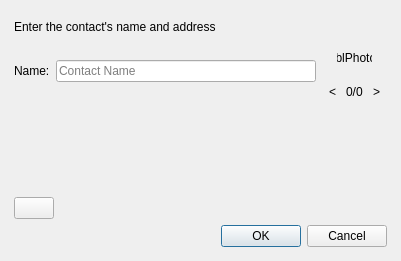
This is src/plugins/rosterchanger/addmetacontactdialog.ui in silvansky/Contacts as Qt 5 draws it before an edit. The edited form follows.
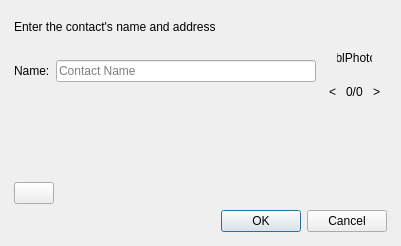
This is the edited form.

Patch:
```diff
--- a/src/plugins/rosterchanger/addmetacontactdialog.ui
+++ b/src/plugins/rosterchanger/addmetacontactdialog.ui
@@ -7,7 +7,7 @@
     <x>0</x>
     <y>0</y>
     <width>401</width>
-    <height>261</height>
+    <height>246</height>
    </rect>
   </property>
   <layout class="QVBoxLayout" name="verticalLayout_2">
@@ -181,7 +181,7 @@
         <x>0</x>
         <y>0</y>
         <width>373</width>
-        <height>76</height>
+        <height>57</height>
        </rect>
       </property>
      </widget>
```
